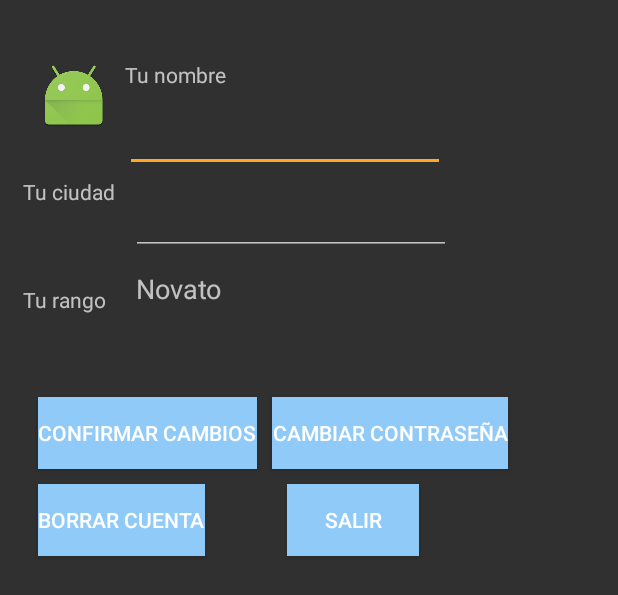
After one commit to ElenaCuellar/Tourishare, an Android app: the layout activity_miperfil.xml on its own in the app's theme, with its tools: preview values and no code run, on a phone screen of 412 x 824 dp. The commit adds this screen. Shown: the top 595 px of the screen. Run offline under Robolectric (Android 15) with nearby library versions, the phone set to English and light mode, and no system bars.

Commit message:
UI configuration. Second day. Many layouts added.

```diff
--- a/app/build.gradle
+++ b/app/build.gradle
@@ -25,6 +25,7 @@ dependencies {
         exclude group: 'com.android.support', module: 'support-annotations'
     })
     compile 'com.android.support:appcompat-v7:24.2.1'
+    compile 'com.android.support:design:24.2.1'
     compile 'com.android.support.constraint:constraint-layout:1.0.0-alpha8'
     testCompile 'junit:junit:4.12'
 }
--- a/app/src/main/AndroidManifest.xml
+++ b/app/src/main/AndroidManifest.xml
@@ -15,6 +15,9 @@
                 <category android:name="android.intent.category.LAUNCHER" />
             </intent-filter>
         </activity>
+        <activity
+            android:name=".PrincipalActivity"
+            android:theme="@style/AppTheme.NoActionBar"/>
     </application>
 
 </manifest>
--- /dev/null
+++ b/app/src/main/res/layout/activity_miperfil.xml
@@ -0,0 +1,135 @@
+<?xml version="1.0" encoding="utf-8"?>
+<ScrollView xmlns:android="http://schemas.android.com/apk/res/android"
+    xmlns:app="http://schemas.android.com/apk/res-auto"
+    android:layout_width="match_parent"
+    android:layout_height="match_parent"
+    app:layout_behavior="@string/appbar_scrolling_view_behavior"
+    android:fillViewport="true">
+
+    <LinearLayout
+        android:layout_width="match_parent"
+        android:layout_height="match_parent">
+
+        <RelativeLayout
+            android:layout_width="match_parent"
+            android:layout_height="match_parent"
+            android:layout_marginTop="30dp"
+            android:layout_marginLeft="15dp"
+            android:layout_marginRight="10dp">
+
+
+            <ImageView
+                android:id="@+id/tuperfilFoto"
+                android:layout_width="wrap_content"
+                android:layout_height="wrap_content"
+                android:layout_marginTop="10dp"
+                android:layout_marginLeft="10dp"
+                android:layout_marginRight="10dp"
+                android:layout_marginBottom="10dp"
+                app:srcCompat="@mipmap/ic_launcher" />
+
+            <TextView
+                android:id="@+id/textView6"
+                android:layout_width="wrap_content"
+                android:layout_height="wrap_content"
+                android:layout_marginTop="10dp"
+                android:layout_toRightOf="@id/tuperfilFoto"
+                android:text="@string/tunombre" />
+
+            <EditText
+                android:id="@+id/tuperfilNombre"
+                android:layout_width="wrap_content"
+                android:layout_height="wrap_content"
+                android:ems="10"
+                android:inputType="textPersonName"
+                android:layout_marginTop="10dp"
+                android:layout_below="@id/textView6"
+                android:layout_toRightOf="@id/tuperfilFoto"
+                android:text="" />
+
+            <TextView
+                android:id="@+id/textView7"
+                android:layout_width="wrap_content"
+                android:layout_height="wrap_content"
+                android:layout_marginTop="20dp"
+                android:layout_marginRight="10dp"
+                android:layout_below="@id/tuperfilFoto"
+                android:text="@string/tuciudad" />
+
+            <EditText
+                android:id="@+id/tuperfilCiudad"
+                android:layout_width="wrap_content"
+                android:layout_height="wrap_content"
+                android:ems="10"
+                android:inputType="textPersonName"
+                android:layout_marginTop="10dp"
+                android:layout_below="@id/tuperfilNombre"
+                android:layout_toRightOf="@id/textView7"
+                android:text="" />
+
+            <TextView
+                android:id="@+id/textView8"
+                android:layout_width="wrap_content"
+                android:layout_height="wrap_content"
+                android:layout_marginTop="20dp"
+                android:layout_below="@id/tuperfilCiudad"
+                android:text="@string/turango" />
+
+            <TextView
+                android:id="@+id/tuperfilRango"
+                android:layout_width="wrap_content"
+                android:layout_height="wrap_content"
+                android:layout_below="@id/tuperfilCiudad"
+                android:layout_marginLeft="20dp"
+                android:layout_marginTop="10dp"
+                android:layout_marginBottom="50dp"
+                android:layout_toRightOf="@id/textView8"
+                android:text="@string/novato"
+                android:textSize="18sp" />
+
+            <Button
+                android:id="@+id/tuperfilConfirmar"
+                android:layout_width="wrap_content"
+                android:layout_height="wrap_content"
+                android:background="@color/colorBoton"
+                android:layout_below="@id/tuperfilRango"
+                android:layout_marginLeft="10dp"
+                android:layout_marginTop="10dp"
+                android:layout_marginRight="10dp"
+                android:text="@string/miconfirmar" />
+
+            <Button
+                android:id="@+id/tuperfilPass"
+                android:layout_width="wrap_content"
+                android:layout_height="wrap_content"
+                android:background="@color/colorBoton"
+                android:layout_below="@id/tuperfilRango"
+                android:layout_marginTop="10dp"
+                android:layout_toRightOf="@id/tuperfilConfirmar"
+                android:text="@string/mipass" />
+
+            <Button
+                android:id="@+id/tuperfilBorrar"
+                android:layout_width="wrap_content"
+                android:layout_height="wrap_content"
+                android:background="@color/colorBoton"
+                android:layout_below="@id/tuperfilConfirmar"
+                android:layout_marginLeft="10dp"
+                android:layout_marginTop="10dp"
+                android:text="@string/miborrar" />
+
+            <Button
+                android:id="@+id/tuperfilSalir"
+                android:layout_width="wrap_content"
+                android:layout_height="wrap_content"
+                android:background="@color/colorBoton"
+                android:layout_below="@id/tuperfilPass"
+                android:layout_marginLeft="10dp"
+                android:layout_marginTop="10dp"
+                android:layout_toRightOf="@id/tuperfilConfirmar"
+                android:text="@string/misalir" />
+
+        </RelativeLayout>
+
+    </LinearLayout>
+</ScrollView>
--- a/app/src/main/res/values/strings.xml
+++ b/app/src/main/res/values/strings.xml
@@ -12,7 +12,29 @@
     <string name="tupass">Tu contraseña</string>
     <string name="tuciudad">Tu ciudad</string>
     <string name="tufoto">Tu foto</string>
+    <string name="turango">Tu rango</string>
     <string name="hintuser">Introduce usuario...</string>
     <string name="hintpass">Introduce pass...</string>
     <string name="hintciudad">Introduce ciudad...</string>
+
+    <!--cadenas del menu lateral -->
+    <string name="nombrenav">NOMBRE DEL USUARIO</string>
+    <string name="ciudadnav">Ciudad del usuario</string>
+    <string name="opmiperfil">Mi perfil</string>
+    <string name="opciudades">Mis ciudades</string>
+    <string name="opamigos">Amigos</string>
+    <string name="opmensajes">Mensajes</string>
+    <string name="oplogout">Cerrar sesión</string>
+
+    <!--cadenas del menu principal -->
+    <string name="mnueva">Nueva ciudad</string>
+    <string name="mactu">Refrescar</string>
+    <string name="mpref">Preferencias</string>
+
+    <!--cadenas de Mi perfil -->
+    <string name="mipass">Cambiar contraseña</string>
+    <string name="miconfirmar">Confirmar cambios</string>
+    <string name="miborrar">Borrar cuenta</string>
+    <string name="misalir">Salir</string>
+    <string name="novato">Novato</string>
 </resources>
--- a/app/src/main/res/values/styles.xml
+++ b/app/src/main/res/values/styles.xml
@@ -1,10 +1,21 @@
 <resources>
 
     <!-- Base application theme. -->
-    <style name="AppTheme" parent="Theme.AppCompat.Light.DarkActionBar">
+    <style name="AppTheme" parent="Theme.AppCompat.NoActionBar">
         <!-- Customize your theme here. -->
         <item name="colorPrimary">@color/colorPrimary</item>
         <item name="colorPrimaryDark">@color/colorPrimaryDark</item>
         <item name="colorAccent">@color/colorAccent</item>
     </style>
+
+    <!--Otros estilos -->
+    <style name="AppTheme.NoActionBar">
+        <item name="windowActionBar">false</item>
+        <item name="windowNoTitle">true</item>
+    </style>
+
+    <style name="AppTheme.AppBarOverlay" parent="ThemeOverlay.AppCompat.Dark.ActionBar"/>
+
+    <style name="AppTheme.PopupOverlay" parent="ThemeOverlay.AppCompat.Light"/>
+
 </resources>
--- a/build.gradle
+++ b/build.gradle
@@ -5,7 +5,7 @@ buildscript {
         jcenter()
     }
     dependencies {
-        classpath 'com.android.tools.build:gradle:2.3.0'
+        classpath 'com.android.tools.build:gradle:2.3.1'
 
         // NOTE: Do not place your application dependencies here; they belong
         // in the individual module build.gradle files
```
Also changed, not shown: app/src/main/java/com/example/caxidy/tourishare/LoginActivity.java (added, +8 -0 lines), app/src/main/java/com/example/caxidy/tourishare/PrincipalActivity.java (added, +37 -0 lines), app/src/main/java/com/example/caxidy/tourishare/SignupActivity.java (added, +8 -0 lines), app/src/main/res/drawable/side_nav_bar.xml (added, +9 -0 lines), app/src/main/res/layout/activity_acciones_user.xml (added, +26 -0 lines), app/src/main/res/layout/activity_principal.xml (added, +29 -0 lines), app/src/main/res/layout/activity_signup.xml (+13 -2 lines), app/src/main/res/layout/content_main.xml (added, +35 -0 lines), app/src/main/res/layout/nav_header_main.xml (added, +34 -0 lines), app/src/main/res/menu/menu_drawer.xml (added, +26 -0 lines), app/src/main/res/menu/menu_main.xml (added, +23 -0 lines), 1 other file.
